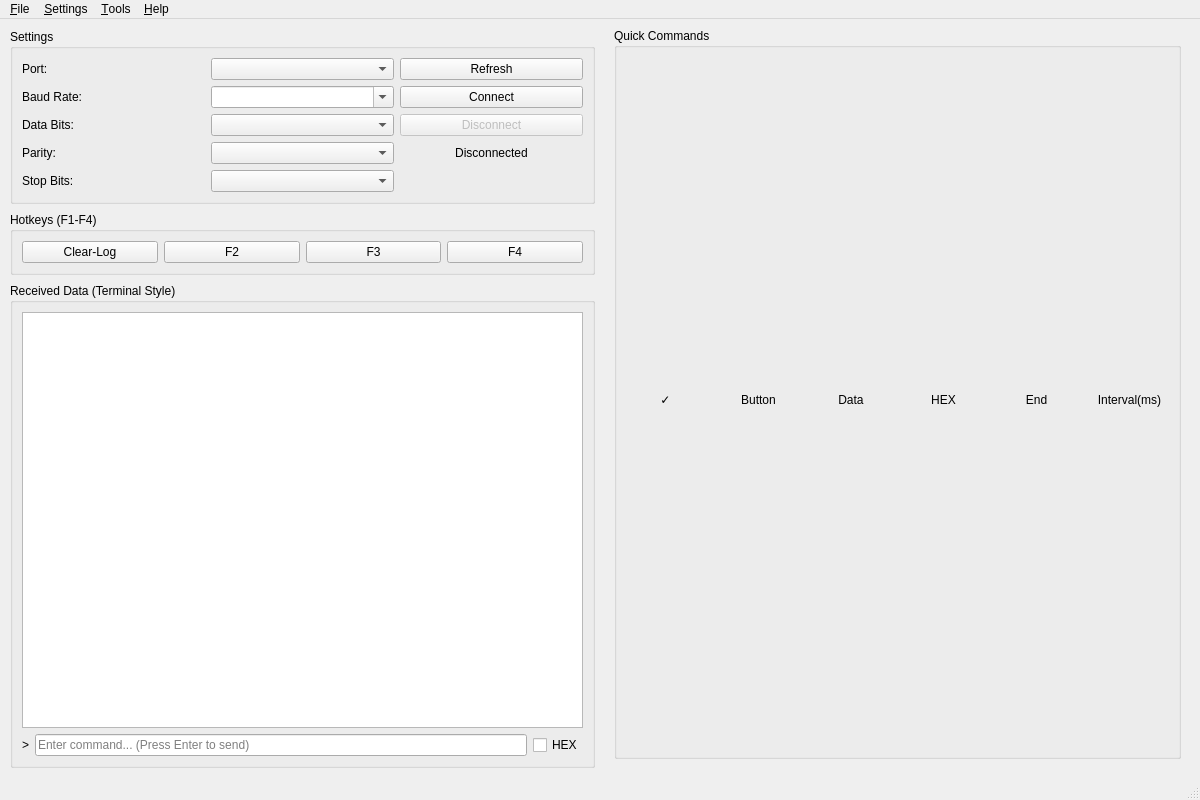
The window that ui/main_window.ui (iFishin/SCOM-X) describes before a commit, drawn with Qt 5.
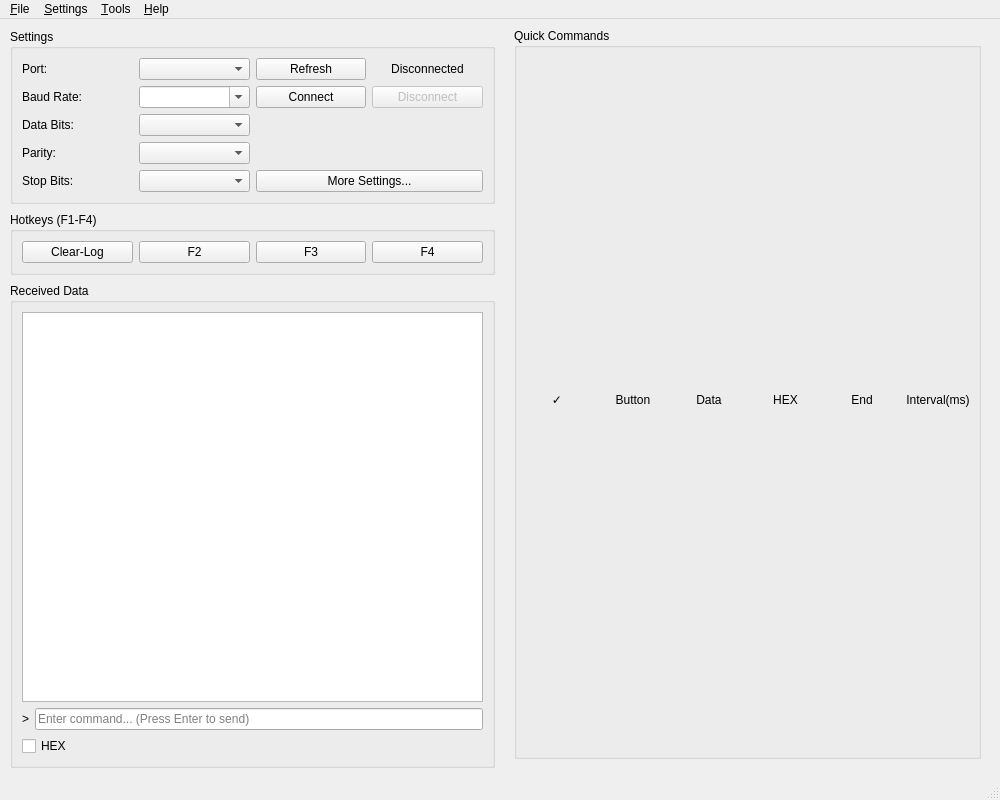
The same window after the commit. Icons and pictures are not drawn.

Commit message:
feat: 添加 JSON 配置系统和首选项对话框
- 创建 ConfigManager 类用于 JSON 配置文件持久化
- 实现首选项对话框支持 DTR/RTS/流控制等高级串口设置
- 在 UI 中添加"更多设置"按钮
- 配置在应用启动时加载，关闭时保存
- 支持所有串口配置项：端口、波特率、数据位、奇偶校验、停止位、DTR、RTS、流控制

```diff
--- a/ui/main_window.ui
+++ b/ui/main_window.ui
@@ -6,12 +6,12 @@
       <rect>
         <x>0</x>
         <y>0</y>
-        <width>1200</width>
+    <width>1000</width>
         <height>800</height>
       </rect>
     </property>
     <property name="windowTitle">
-      <string>SCOM-X - Serial Communication Tool</string>
+   <string>SCOM-X</string>
     </property>
     <property name="windowIcon">
       <iconset resource="../resources/resources.qrc">
@@ -57,20 +57,16 @@
                   <string>Settings</string>
                 </property>
                 <layout class="QGridLayout" name="settingsLayout">
-                  <item row="2" column="0">
+         <item row="7" column="0" colspan="4">
+          <layout class="QHBoxLayout" name="connectionLayout"/>
+         </item>
+         <item row="4" column="0">
                     <widget class="QLabel" name="dataBitsLabel">
                       <property name="text">
                         <string>Data Bits:</string>
                       </property>
                     </widget>
                   </item>
-                  <item row="1" column="0">
-                    <widget class="QLabel" name="baudRateLabel">
-                      <property name="text">
-                        <string>Baud Rate:</string>
-                      </property>
-                    </widget>
-                  </item>
                   <item row="0" column="0">
                     <widget class="QLabel" name="portLabel">
                       <property name="text">
@@ -78,60 +74,64 @@
                       </property>
                     </widget>
                   </item>
-                  <item row="1" column="1">
-                    <widget class="QComboBox" name="baudRateSpinBox">
-                      <property name="editable">
-                        <bool>true</bool>
-                      </property>
-                      <property name="insertPolicy">
-                        <enum>QComboBox::InsertAtTop</enum>
-                      </property>
-                    </widget>
-                  </item>
-                  <item row="0" column="2">
-                    <widget class="QPushButton" name="refreshButton">
-                      <property name="text">
-                        <string>Refresh</string>
-                      </property>
-                    </widget>
-                  </item>
-                  <item row="0" column="1">
-                    <widget class="QComboBox" name="portComboBox" />
-                  </item>
-                  <item row="2" column="1">
-                    <widget class="QComboBox" name="dataBitsComboBox" />
-                  </item>
-                  <item row="4" column="0">
+         <item row="6" column="0">
                     <widget class="QLabel" name="stopBitsLabel">
                       <property name="text">
                         <string>Stop Bits:</string>
                       </property>
                     </widget>
                   </item>
-                  <item row="3" column="1">
-                    <widget class="QComboBox" name="parityComboBox" />
-                  </item>
                   <item row="3" column="0">
+          <widget class="QLabel" name="baudRateLabel">
+           <property name="text">
+            <string>Baud Rate:</string>
+           </property>
+          </widget>
+         </item>
+         <item row="5" column="0">
                     <widget class="QLabel" name="parityLabel">
                       <property name="text">
                         <string>Parity:</string>
                       </property>
                     </widget>
                   </item>
+         <item row="0" column="1">
+          <widget class="QComboBox" name="portComboBox"/>
+         </item>
+         <item row="3" column="1">
+          <widget class="QComboBox" name="baudRateSpinBox">
+           <property name="editable">
+            <bool>true</bool>
+           </property>
+           <property name="insertPolicy">
+            <enum>QComboBox::InsertPolicy::InsertAtTop</enum>
+           </property>
+          </widget>
+         </item>
                   <item row="4" column="1">
-                    <widget class="QComboBox" name="stopBitsComboBox" />
-                  </item>
-                  <item row="5" column="0" colspan="3">
-                    <layout class="QHBoxLayout" name="connectionLayout" />
-                  </item>
-                  <item row="1" column="2">
+          <widget class="QComboBox" name="dataBitsComboBox"/>
+         </item>
+         <item row="5" column="1">
+          <widget class="QComboBox" name="parityComboBox"/>
+         </item>
+         <item row="6" column="1">
+          <widget class="QComboBox" name="stopBitsComboBox"/>
+         </item>
+         <item row="0" column="2">
+          <widget class="QPushButton" name="refreshButton">
+           <property name="text">
+            <string>Refresh</string>
+           </property>
+          </widget>
+         </item>
+         <item row="3" column="2">
                     <widget class="QPushButton" name="connectButton">
                       <property name="text">
                         <string>Connect</string>
                       </property>
                     </widget>
                   </item>
-                  <item row="2" column="2">
+         <item row="3" column="3">
                     <widget class="QPushButton" name="disconnectButton">
                       <property name="enabled">
                         <bool>false</bool>
@@ -141,7 +141,7 @@
                       </property>
                     </widget>
                   </item>
-                  <item row="3" column="2">
+         <item row="0" column="3">
                     <widget class="QLabel" name="statusLabel">
                       <property name="text">
                         <string>Disconnected</string>
@@ -151,6 +151,13 @@
                       </property>
                     </widget>
                   </item>
+         <item row="6" column="2" colspan="2">
+          <widget class="QPushButton" name="moreSettingsButton">
+           <property name="text">
+            <string>More Settings...</string>
+           </property>
+          </widget>
+         </item>
                 </layout>
               </widget>
             </item>
@@ -218,7 +225,7 @@
             <item>
               <widget class="QGroupBox" name="receivedDataGroupBox">
                 <property name="title">
-                  <string>Received Data (Terminal Style)</string>
+         <string>Received Data</string>
                 </property>
                 <layout class="QVBoxLayout" name="receivedDataLayout">
                   <item>
@@ -235,9 +242,6 @@
                           <property name="text">
                             <string>&gt;</string>
                           </property>
-                          <property name="minimumWidth">
-                            <number>20</number>
-                          </property>
                         </widget>
                       </item>
                       <item>
@@ -245,22 +249,16 @@
                           <property name="placeholderText">
                             <string>Enter command... (Press Enter to send)</string>
                           </property>
-                          <property name="maximumHeight">
-                            <number>30</number>
-                          </property>
-                        </widget>
+            </widget>
+           </item>
+          </layout>
                       </item>
                       <item>
                         <widget class="QCheckBox" name="terminalHexMode">
                           <property name="text">
                             <string>HEX</string>
                           </property>
-                          <property name="maximumWidth">
-                            <number>50</number>
-                          </property>
-                        </widget>
-                      </item>
-                    </layout>
+          </widget>
                   </item>
                 </layout>
               </widget>
@@ -409,28 +407,28 @@
         <property name="title">
           <string>&amp;Settings</string>
         </property>
-        <addaction name="actionPreferences" />
-        <addaction name="separator" />
-        <addaction name="actionExit" />
+    <addaction name="actionPreferences"/>
+    <addaction name="separator"/>
+    <addaction name="actionExit"/>
       </widget>
       <widget class="QMenu" name="menuTools">
         <property name="title">
           <string>&amp;Tools</string>
         </property>
-        <addaction name="actionClearHistory" />
+    <addaction name="actionClearHistory"/>
       </widget>
       <widget class="QMenu" name="menuHelp">
         <property name="title">
           <string>&amp;Help</string>
         </property>
-        <addaction name="actionAbout" />
-      </widget>
-      <addaction name="menuFile" />
-      <addaction name="menuSettings" />
-      <addaction name="menuTools" />
-      <addaction name="menuHelp" />
-    </widget>
-    <widget class="QStatusBar" name="statusbar" />
+    <addaction name="actionAbout"/>
+   </widget>
+   <addaction name="menuFile"/>
+   <addaction name="menuSettings"/>
+   <addaction name="menuTools"/>
+   <addaction name="menuHelp"/>
+  </widget>
+  <widget class="QStatusBar" name="statusbar"/>
     <action name="actionPreferences">
       <property name="text">
         <string>&amp;Preferences</string>
```
Left out of the diff: 6 changed lines with no effect on the pictures. Lines whose indentation alone changed are shown as unchanged. The commit also changes 7 other files.
